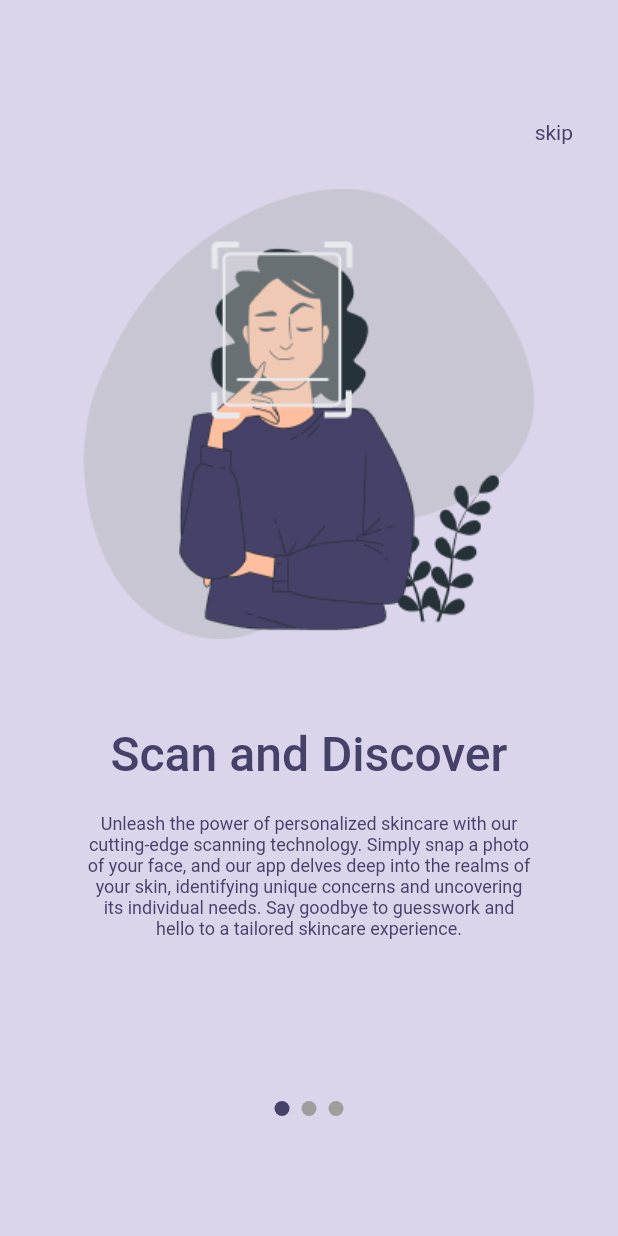
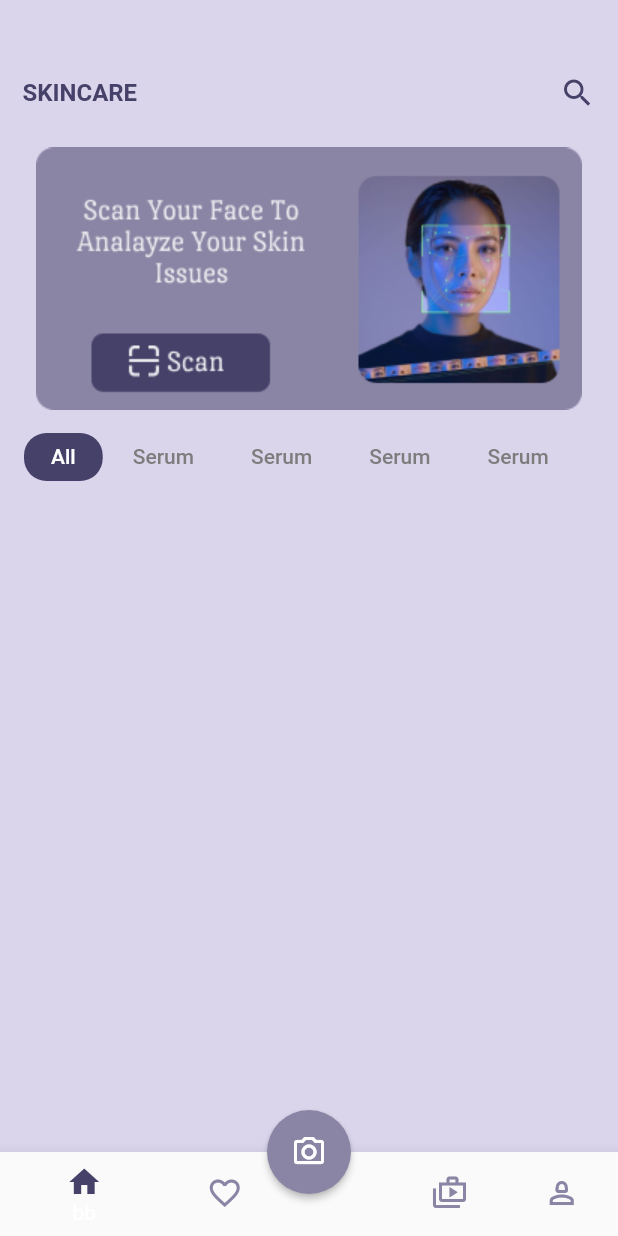
Before and after one commit to bnar98/skinCareV1, a Flutter app: the screen it shows after launch, on a phone screen of 412 x 824 dp. Run offline on Flutter 3.47's test engine with Material 2 defaults, Android fonts, the phone set to English and light mode, and no system bars; drawn by our look-alikes of smooth_page_indicator; our stand-ins replace go_router.

Commit message:
add home page

```diff
--- /dev/null
+++ b/lib/features/favorites/view.dart
@@ -0,0 +1,22 @@
+import 'package:flutter/cupertino.dart';
+import 'package:flutter/material.dart';
+import 'package:skin_care_v1/util/theme/constants.dart';
+
+class FavoritesPage extends StatelessWidget {
+  const FavoritesPage({Key? key}) : super(key: key);
+
+  Widget build(BuildContext context) {
+    return const Scaffold(
+      body: ColoredBox(
+        color: backgroundColor,
+        child: Padding(
+            padding: EdgeInsets.all(50),
+            child: Center(
+              child: SingleChildScrollView(
+                child: Text('Home 2'),
+              ),
+            )),
+      ),
+    );
+  }
+}
--- /dev/null
+++ b/lib/features/home/categoriesList.dart
@@ -0,0 +1,77 @@
+import 'package:flutter/material.dart';
+import 'package:go_router/go_router.dart';
+import '../../util/theme/constants.dart';
+
+class Category {
+  final String name;
+  final bool? active;
+  Category(this.name, {this.active});
+}
+
+class CategoriesComponent extends StatelessWidget {
+  const CategoriesComponent({
+    Key? key,
+  }) : super(key: key);
+
+  @override
+  Widget build(BuildContext context) {
+    final List<Category> categories = [
+      Category('All', active: true),
+      Category('Serum'),
+      Category('Serum'),
+      Category('Serum'),
+      Category('Serum'),
+      Category('Serum'),
+      Category('Serum'),
+      Category('Serum'),
+      Category('Serum'),
+      Category('Serum'),
+      Category('Serum'),
+      Category('Serum'),
+      Category('Serum'),
+      Category('Serum'),
+      Category('Serum'),
+      Category('Serum'),
+      Category('Serum'),
+      Category('Serum'),
+      Category('Serum'),
+      Category('Serum'),
+    ];
+    return SizedBox(
+        width: double.infinity,
+        child: SingleChildScrollView(
+          scrollDirection: Axis.horizontal, // Scroll horizontally
+          child: Row(
+            children: [
+              // Loop through the list and create Text widgets dynamically
+              for (var category in categories)
+                Padding(
+                  padding: const EdgeInsets.all(
+                      1.0), // Add padding between categories
+                  child: DecoratedBox(
+                    decoration: BoxDecoration(
+                      color: category.active == true
+                          ? primaryColor
+                          : Colors.transparent,
+                      borderRadius:
+                          BorderRadius.circular(15.0), // Add border radius here
+                    ),
+                    child: Padding(
+                      padding: const EdgeInsets.fromLTRB(18, 8, 18, 8),
+                      child: Text(
+                        category.name,
+                        style: TextStyle(
+                            color: category.active == true
+                                ? onPrimaryColor
+                                : textGrayColor,
+                            fontSize: 14,
+                            fontWeight: FontWeight.w500),
+                      ),
+                    ),
+                  ),
+                )
+            ],
+          ),
+        ));
+  }
+}
--- /dev/null
+++ b/lib/features/home/heroSections.dart
@@ -0,0 +1,19 @@
+import 'package:flutter/material.dart';
+import 'package:go_router/go_router.dart';
+import '../../util/theme/constants.dart';
+
+class HeroSectionComponent extends StatelessWidget {
+  const HeroSectionComponent({
+    Key? key,
+  }) : super(key: key);
+
+  @override
+  Widget build(BuildContext context) {
+    return const SizedBox(
+      width: double.infinity,
+      child: Image(
+        image: AssetImage("assets/heroSection/heroSection1.png"),
+      ),
+    );
+  }
+}
--- /dev/null
+++ b/lib/features/home/view.dart
@@ -0,0 +1,22 @@
+import 'package:flutter/cupertino.dart';
+import 'package:flutter/material.dart';
+import 'categoriesList.dart';
+import './heroSections.dart';
+import 'package:skin_care_v1/util/theme/constants.dart';
+
+class HomePage extends StatelessWidget {
+  const HomePage({Key? key}) : super(key: key);
+
+  Widget build(BuildContext context) {
+    return Column(
+      children: const [
+        SizedBox(
+          height: 20,
+        ),
+        HeroSectionComponent(),
+        SizedBox(height: 10),
+        CategoriesComponent()
+      ],
+    );
+  }
+}
--- /dev/null
+++ b/lib/layouts/mainLayout.dart
@@ -0,0 +1,209 @@
+import 'package:flutter/material.dart';
+import 'package:go_router/go_router.dart';
+import 'package:skin_care_v1/util/theme/constants.dart';
+
+class ScaffoldWithNavBar extends StatelessWidget {
+  const ScaffoldWithNavBar({
+    required this.navigationShell,
+    Key? key,
+  }) : super(key: key ?? const ValueKey<String>('ScaffoldWithNavBar'));
+
+  final StatefulNavigationShell navigationShell;
+
+  @override
+  Widget build(BuildContext context) {
+    return Scaffold(
+      body: ColoredBox(
+        color: backgroundColor,
+        child: Padding(
+          padding: const EdgeInsets.fromLTRB(15, 50, 15, 50),
+          child: Column(
+            crossAxisAlignment: CrossAxisAlignment.start,
+            children: [
+              Row(
+                mainAxisAlignment: MainAxisAlignment.spaceBetween,
+                children: const [
+                  Text(
+                    "SKINCARE",
+                    style: TextStyle(
+                        color: primaryColor,
+                        fontWeight: FontWeight.w700,
+                        fontSize: 16),
+                  ),
+                  Icon(
+                    Icons.search,
+                    color: primaryColor,
+                  )
+                ],
+              ),
+              Expanded(
+                child: navigationShell,
+              ),
+            ],
+          ),
+        ),
+      ),
+      floatingActionButtonLocation: FloatingActionButtonLocation.centerDocked,
+      floatingActionButton: FloatingActionButton(
+        onPressed: () {},
+        tooltip: 'Increment',
+        elevation: 2.0,
+        backgroundColor: secondaryColor,
+        child: const Icon(Icons.camera_alt_outlined),
+      ),
+      bottomNavigationBar: BottomNavigationBar(
+        items: <BottomNavigationBarItem>[
+          BottomNavigationBarItem(
+              activeIcon: const Icon(
+                Icons.home,
+                color: primaryColor,
+              ),
+              icon: Column(
+                mainAxisSize: MainAxisSize.min,
+                children: [
+                  Icon(
+                    Icons.home,
+                    color: navigationShell.currentIndex == 0
+                        ? primaryColor
+                        : secondaryColor,
+                  ),
+                  // if (navigationShell.currentIndex == 0)
+                  //   Column(
+                  //     children: [
+                  //       const SizedBox(
+                  //         height: 5,
+                  //       ),
+                  //       ClipRRect(
+                  //         borderRadius: BorderRadius.circular(
+                  //             50), // Adjust the radius value as needed
+                  //         child: const SizedBox(
+                  //           height: 5,
+                  //           width: 5,
+                  //           child: ColoredBox(
+                  //             color: primaryColor,
+                  //           ),
+                  //         ),
+                  //       )
+                  //     ],
+                  //   )
+                ],
+              ),
+              label: 'bb'),
+          BottomNavigationBarItem(
+              activeIcon: Icon(
+                Icons.home,
+                color: primaryColor,
+              ),
+              icon: Column(
+                mainAxisSize: MainAxisSize.min,
+                children: [
+                  Icon(
+                    Icons.favorite_outline,
+                    color: navigationShell.currentIndex == 1
+                        ? primaryColor
+                        : secondaryColor,
+                  ),
+                  // if (navigationShell.currentIndex == 1)
+                  //   Column(
+                  //     children: [
+                  //       const SizedBox(
+                  //         height: 5,
+                  //       ),
+                  //       ClipRRect(
+                  //         borderRadius: BorderRadius.circular(
+                  //             50), // Adjust the radius value as needed
+                  //         child: const SizedBox(
+                  //           height: 5,
+                  //           width: 5,
+                  //           child: ColoredBox(
+                  //             color: primaryColor,
+                  //           ),
+                  //         ),
+                  //       )
+                  //     ],
+                  //   )
+                ],
+              ),
+              label: 'bb'),
+          BottomNavigationBarItem(
+              // activeIcon: ,
+              icon: Column(
+                children: [],
+              ),
+              label: ''),
+          BottomNavigationBarItem(
+              icon: Column(
+                children: [
+                  Icon(
+                    Icons.shop_2_outlined,
+                    color: navigationShell.currentIndex == 3
+                        ? primaryColor
+                        : secondaryColor,
+                  ),
+                  if (navigationShell.currentIndex == 3)
+                    Column(
+                      children: [
+                        const SizedBox(
+                          height: 5,
+                        ),
+                        ClipRRect(
+                          borderRadius: BorderRadius.circular(
+                              50), // Adjust the radius value as needed
+                          child: const SizedBox(
+                            height: 5,
+                            width: 5,
+                            child: ColoredBox(
+                              color: primaryColor,
+                            ),
+                          ),
+                        )
+                      ],
+                    )
+                ],
+              ),
+              label: ''),
+          BottomNavigationBarItem(
+              icon: Column(
+                children: [
+                  Icon(
+                    Icons.person_2_outlined,
+                    color: navigationShell.currentIndex == 4
+                        ? primaryColor
+                        : secondaryColor,
+                  ),
+                  if (navigationShell.currentIndex == 4)
+                    Column(
+                      children: [
+                        const SizedBox(
+                          height: 5,
+                        ),
+                        ClipRRect(
+                          borderRadius: BorderRadius.circular(
+                              50), // Adjust the radius value as needed
+                          child: const SizedBox(
+                            height: 5,
+                            width: 5,
+                            child: ColoredBox(
+                              color: primaryColor,
+                            ),
+                          ),
+                        )
+                      ],
+                    )
+                ],
+              ),
+              label: ''),
+        ],
+        currentIndex: navigationShell.currentIndex,
+        onTap: (int index) => _onTap(context, index),
+      ),
+    );
+  }
+
+  void _onTap(BuildContext context, int index) {
+    navigationShell.goBranch(
+      index,
+      initialLocation: index == navigationShell.currentIndex,
+    );
+  }
+}
--- a/lib/main.dart
+++ b/lib/main.dart
@@ -1,26 +1,59 @@
 import 'package:flutter/material.dart';
+import 'package:skin_care_v1/features/home/view.dart';
+import 'features/favorites/view.dart';
 import 'features/login/view.dart';
 import 'package:go_router/go_router.dart';
 import 'features/welcome/view.dart';
+import 'layouts/mainLayout.dart';
 
+final GlobalKey<NavigatorState> _sectionANavigatorKey =
+    GlobalKey<NavigatorState>(debugLabel: 'sectionANav');
 void main() {
   runApp(MyApp());
 }
 
 class MyApp extends StatelessWidget {
   MyApp({super.key});
-  final _router = GoRouter(
-    routes: [
-      GoRoute(
-        path: '/',
-        builder: (context, state) => const WelcomePage(),
-      ),
-      GoRoute(
-        path: '/login',
-        builder: (context, state) => const LoginPage(),
-      ),
-    ],
-  );
+
+  final _router = GoRouter(routes: [
+    // GoRoute(
+    //   path: '/',
+    //   builder: (context, state) => const HomePage(),
+    // ),
+    GoRoute(
+      path: '/login',
+      builder: (context, state) => const LoginPage(),
+    ),
+    StatefulShellRoute.indexedStack(
+      builder: (BuildContext context, GoRouterState state,
+          StatefulNavigationShell navigationShell) {
+        return ScaffoldWithNavBar(navigationShell: navigationShell);
+      },
+      branches: <StatefulShellBranch>[
+        // The route branch for the first tab of the bottom navigation bar.
+        StatefulShellBranch(
+          navigatorKey: _sectionANavigatorKey,
+          routes: <RouteBase>[
+            GoRoute(
+              path: '/',
+              builder: (BuildContext context, GoRouterState state) =>
+                  const HomePage(),
+            ),
+          ],
+        ),
+        StatefulShellBranch(
+          routes: <RouteBase>[
+            GoRoute(
+              path: '/favorites',
+              builder: (BuildContext context, GoRouterState state) =>
+                  const FavoritesPage(),
+            ),
+          ],
+        ),
+      ],
+    )
+  ]);
+
   // This widget is the root of your application.
   @override
   Widget build(BuildContext context) {
--- a/lib/util/theme/constants.dart
+++ b/lib/util/theme/constants.dart
@@ -1,6 +1,8 @@
 import 'package:flutter/material.dart';
 
 const primaryColor = Color(0xFF464169);
+const secondaryColor = Color(0xFF8B85A5);
 const onPrimaryColor = Color(0xFFffffff);
 const backgroundColor = Color(0xffDBD5EC);
 const grayColor = Color(0xffD9D9D9);
+const textGrayColor = Color(0xff7D7D7D);
--- a/pubspec.yaml
+++ b/pubspec.yaml
@@ -64,6 +64,7 @@ flutter:
   assets:
     - assets/
     - assets/welcome/
+    - assets/heroSection/
   #   - images/a_dot_ham.jpeg
 
   # An image asset can refer to one or more resolution-specific "variants", see
```
Also changed, not shown: assets/heroSection/heroSection1.png (added).
